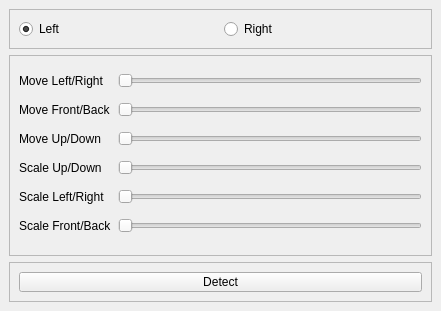
Above: dev/BrainVis/framewidget.ui from waschkbaer/BrainVis before the change. Below: the same form after it.
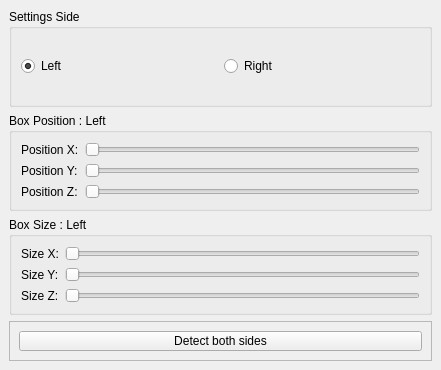
That is the form after the change.

What changed in the file:
```diff
--- a/dev/BrainVis/framewidget.ui
+++ b/dev/BrainVis/framewidget.ui
@@ -7,7 +7,7 @@
     <x>0</x>
     <y>0</y>
     <width>441</width>
-    <height>311</height>
+    <height>370</height>
    </rect>
   </property>
   <property name="windowTitle">
@@ -16,20 +16,11 @@
   <widget class="QWidget" name="dockWidgetContents">
    <layout class="QVBoxLayout" name="verticalLayout">
     <item>
-     <widget class="QFrame" name="frame">
-      <property name="maximumSize">
-       <size>
-        <width>16777215</width>
-        <height>40</height>
-       </size>
+     <widget class="QGroupBox" name="sidebox">
+      <property name="title">
+       <string>Settings Side</string>
       </property>
-      <property name="frameShape">
-       <enum>QFrame::StyledPanel</enum>
-      </property>
-      <property name="frameShadow">
-       <enum>QFrame::Raised</enum>
-      </property>
-      <layout class="QHBoxLayout" name="horizontalLayout">
+      <layout class="QHBoxLayout" name="horizontalLayout_3">
        <item>
         <widget class="QRadioButton" name="leftActive">
          <property name="text">
@@ -51,43 +42,36 @@
      </widget>
     </item>
     <item>
-     <widget class="QFrame" name="frame_2">
-      <property name="frameShape">
-       <enum>QFrame::StyledPanel</enum>
+     <widget class="QGroupBox" name="settingsposition">
+      <property name="title">
+       <string>Box Position : Left</string>
       </property>
-      <property name="frameShadow">
-       <enum>QFrame::Raised</enum>
-      </property>
-      <layout class="QGridLayout" name="gridLayout">
-       <item row="3" column="0">
-        <widget class="QLabel" name="label_2">
+      <layout class="QGridLayout" name="gridLayout_2">
+       <item row="0" column="0">
+        <widget class="QLabel" name="label">
          <property name="text">
-          <string>Scale Up/Down</string>
+          <string>Position X:</string>
          </property>
         </widget>
        </item>
-       <item row="4" column="0">
-        <widget class="QLabel" name="label_3">
-         <property name="text">
-          <string>Scale Left/Right</string>
+       <item row="0" column="1">
+        <widget class="QSlider" name="mLR">
+         <property name="maximum">
+          <number>1000</number>
+         </property>
+         <property name="orientation">
+          <enum>Qt::Horizontal</enum>
          </property>
         </widget>
        </item>
        <item row="1" column="0">
         <widget class="QLabel" name="label_5">
          <property name="text">
-          <string>Move Front/Back</string>
+          <string>Position Y:</string>
          </property>
         </widget>
        </item>
-       <item row="0" column="0">
-        <widget class="QLabel" name="label">
-         <property name="text">
-          <string>Move Left/Right</string>
-         </property>
-        </widget>
-       </item>
-       <item row="1" column="2">
+       <item row="1" column="1">
         <widget class="QSlider" name="mFB">
          <property name="maximum">
           <number>1000</number>
@@ -97,34 +81,40 @@
          </property>
         </widget>
        </item>
-       <item row="3" column="2">
-        <widget class="QSlider" name="sUD">
+       <item row="2" column="0">
+        <widget class="QLabel" name="label_6">
+         <property name="text">
+          <string>Position Z:</string>
+         </property>
+        </widget>
+       </item>
+       <item row="2" column="1">
+        <widget class="QSlider" name="mUD">
          <property name="maximum">
-          <number>500</number>
+          <number>1000</number>
          </property>
          <property name="orientation">
           <enum>Qt::Horizontal</enum>
          </property>
         </widget>
        </item>
-       <item row="5" column="0">
+      </layout>
+     </widget>
+    </item>
+    <item>
+     <widget class="QGroupBox" name="settingssize">
+      <property name="title">
+       <string>Box Size : Left</string>
+      </property>
+      <layout class="QGridLayout" name="gridLayout">
+       <item row="4" column="0">
         <widget class="QLabel" name="label_4">
          <property name="text">
-          <string>Scale Front/Back</string>
+          <string>Size Y:</string>
          </property>
         </widget>
        </item>
        <item row="4" column="2">
-        <widget class="QSlider" name="sLR">
-         <property name="maximum">
-          <number>500</number>
-         </property>
-         <property name="orientation">
-          <enum>Qt::Horizontal</enum>
-         </property>
-        </widget>
-       </item>
-       <item row="5" column="2">
         <widget class="QSlider" name="sFB">
          <property name="maximum">
           <number>500</number>
@@ -134,27 +124,34 @@
          </property>
         </widget>
        </item>
+       <item row="0" column="0">
+        <widget class="QLabel" name="label_3">
+         <property name="text">
+          <string>Size X:</string>
+         </property>
+        </widget>
+       </item>
        <item row="0" column="2">
-        <widget class="QSlider" name="mLR">
+        <widget class="QSlider" name="sLR">
          <property name="maximum">
-          <number>1000</number>
+          <number>500</number>
          </property>
          <property name="orientation">
           <enum>Qt::Horizontal</enum>
          </property>
         </widget>
        </item>
-       <item row="2" column="0">
-        <widget class="QLabel" name="label_6">
+       <item row="5" column="0">
+        <widget class="QLabel" name="label_2">
          <property name="text">
-          <string>Move Up/Down</string>
+          <string>Size Z:</string>
          </property>
         </widget>
        </item>
-       <item row="2" column="2">
-        <widget class="QSlider" name="mUD">
+       <item row="5" column="2">
+        <widget class="QSlider" name="sUD">
          <property name="maximum">
-          <number>1000</number>
+          <number>500</number>
          </property>
          <property name="orientation">
           <enum>Qt::Horizontal</enum>
@@ -182,7 +179,7 @@
        <item>
         <widget class="QPushButton" name="pushButton">
          <property name="text">
-          <string>Detect</string>
+          <string>Detect both sides</string>
          </property>
         </widget>
        </item>
```
Left out of the diff: 2 changed lines with no effect on the pictures.
